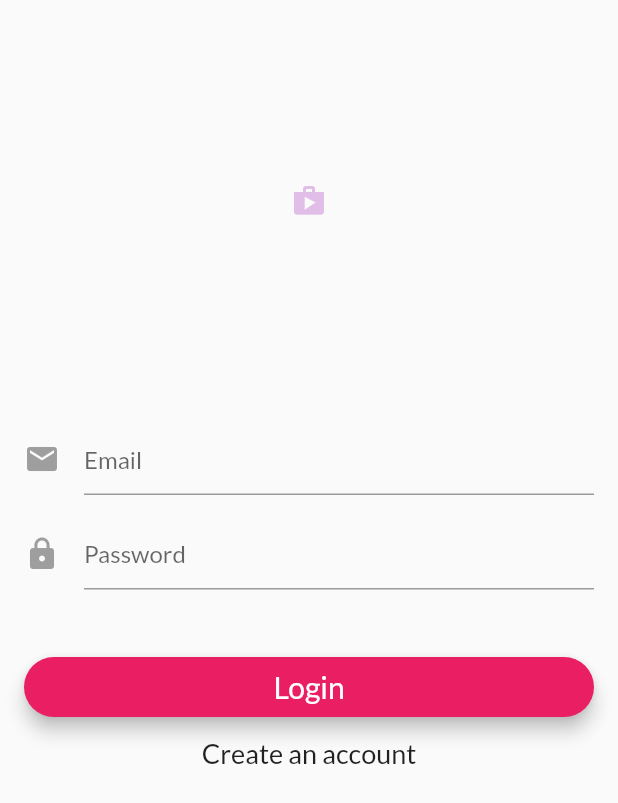
After one commit to htet-paing/my_shop, a Flutter app: the screen it shows after launch, on a phone screen of 412 x 824 dp. The commit adds this screen. Shown: the top 803 px of the screen. Run offline on Flutter 3.47's test engine with Material 2 defaults, Android fonts, the phone set to English and light mode, and no system bars; our stand-ins replace carousel_pro, firebase_auth; accounts and stored records are empty.

Commit message:
added firebase auth

```diff
--- /dev/null
+++ b/lib/auth/authentication.dart
@@ -0,0 +1,59 @@
+
+import 'package:firebase_auth/firebase_auth.dart';
+
+abstract class BaseAuth {
+  Future<String> signIn(String email, String password);
+  Future<String> signUp(String email, String password);
+  Future<FirebaseUser> getCurrentUser();
+  Future<void> sendEmailVerifiaction();
+  Future<void> signOut();
+  Future<bool> isEmailVerified();
+}
+class Auth implements BaseAuth {
+
+  final FirebaseAuth _firebaseAuth = FirebaseAuth.instance;
+
+
+  @override
+  Future<FirebaseUser> getCurrentUser() async{
+    FirebaseUser user = await _firebaseAuth.currentUser();
+    return user;
+  }
+
+  @override
+  Future<bool> isEmailVerified() async{
+    FirebaseUser user = await _firebaseAuth.currentUser();
+    return user.isEmailVerified;
+  }
+
+  @override
+  Future<void> sendEmailVerifiaction() async{
+    FirebaseUser user = await _firebaseAuth.currentUser();
+    user.sendEmailVerification();
+
+  }
+
+  @override
+  Future<String> signIn(String email, String password) async{
+    AuthResult result = await _firebaseAuth.signInWithEmailAndPassword(
+      email: email, password: password
+    );
+    FirebaseUser user = result.user;
+    return user.uid;
+  }
+
+    @override
+    Future<String> signUp(String email, String password) async{
+      AuthResult result = await _firebaseAuth.createUserWithEmailAndPassword(
+        email: email, password: password
+      );
+      FirebaseUser user = result.user;
+      return user.uid;
+  }
+    @override
+    Future<void> signOut() async{
+      return _firebaseAuth.signOut();
+  }
+
+
+}
--- a/lib/main.dart
+++ b/lib/main.dart
@@ -1,4 +1,5 @@
 import 'package:flutter/material.dart';
+import 'package:my_shop/root_page.dart';
 import 'package:my_shop/screens/cart_screen.dart';
 import 'package:my_shop/screens/edit_product_screen.dart';
 import 'package:my_shop/screens/order_screen.dart';
@@ -6,9 +7,9 @@ import 'package:my_shop/screens/user_product_screen.dart';
 import './providers/product_provider.dart';
 import './screens/product_detail_screen.dart';
 import 'package:provider/provider.dart';
-import './screens/product_overview_screen.dart';
 import 'providers/cart.dart';
 import 'providers/orders.dart';
+import 'package:my_shop/auth/authentication.dart';
 
 void main() {
   runApp(MyApp());
@@ -35,6 +36,7 @@ class MyApp extends StatelessWidget {
       ],
       child: MaterialApp(
         title: 'Flutter Demo',
+        debugShowCheckedModeBanner: false,
         theme: ThemeData(
           primarySwatch: Colors.purple,
           accentColor: Colors.deepOrange,
@@ -43,7 +45,7 @@ class MyApp extends StatelessWidget {
         ),
         initialRoute: '/',
         routes: {
-          '/' : (ctx) => ProductsOverviewScreen(),
+          '/' : (ctx) => RootPage(auth: Auth()),
           ProductDetailScreen.routeName : (ctx) => ProductDetailScreen(),
           CartScreen.routeName : (ctx) => CartScreen(),
           OrderScreen.routeName : (ctx) => OrderScreen(),
--- /dev/null
+++ b/lib/root_page.dart
@@ -0,0 +1,91 @@
+import 'package:flutter/material.dart';
+import 'package:my_shop/auth/authentication.dart';
+import 'package:my_shop/screens/login_signup_screen.dart';
+import 'package:my_shop/screens/product_overview_screen.dart';
+
+enum AuthStatus {
+  NOT_DETERMINED,
+  NOT_LOGGED_IN,
+  LOGGED_IN
+}
+
+class RootPage extends StatefulWidget {
+  final BaseAuth auth;
+  RootPage({this.auth});
+
+  @override
+  _RootPageState createState() => _RootPageState();
+}
+
+class _RootPageState extends State<RootPage> {
+
+  AuthStatus authStatus = AuthStatus.NOT_DETERMINED;
+  String _userId= "";
+
+
+  @override
+  void initState() {
+    super.initState();
+    widget.auth.getCurrentUser().then((user) {
+      setState(() {
+        if (user != null) {
+          _userId = user?.uid;
+        }
+        authStatus = user?.uid == null ? AuthStatus.NOT_LOGGED_IN : AuthStatus.LOGGED_IN;
+      });
+    });
+  }
+
+  void loginCallback() {
+    widget.auth.getCurrentUser().then((user) {
+      setState(() {
+        _userId = user?.uid.toString();
+      });
+    });
+    setState(() {
+      authStatus = AuthStatus.LOGGED_IN;
+    });
+  }
+
+  void logoutCallback() {
+    setState(() {
+      authStatus = AuthStatus.NOT_LOGGED_IN;
+    _userId = "";
+    });
+  }
+
+  Widget buildWaitingScreen() {
+    return Scaffold(
+      body: Container(
+        alignment: Alignment.center,
+        child: CircularProgressIndicator(),
+      ),
+    );
+  }
+  @override
+  Widget build(BuildContext context) {
+    switch (authStatus) {
+      case AuthStatus.NOT_DETERMINED:
+        return buildWaitingScreen();
+        break;
+      case AuthStatus.NOT_LOGGED_IN:
+        return LoginSignupScreen(
+          auth: widget.auth,
+          loginCallback: loginCallback,
+        );
+        break;
+      case AuthStatus.LOGGED_IN:
+        if (_userId.length > 0 && _userId != null) {
+          return ProductsOverviewScreen(
+            userId: _userId,
+            auth: widget.auth,
+            logoutCallback: logoutCallback
+          );
+        }else
+          return buildWaitingScreen();
+          break;
+        default:
+          return buildWaitingScreen();
+    }
+  }
+}
--- /dev/null
+++ b/lib/screens/login_signup_screen.dart
@@ -0,0 +1,223 @@
+import 'package:flutter/material.dart';
+import 'package:my_shop/auth/authentication.dart';
+
+class LoginSignupScreen extends StatefulWidget {
+  final BaseAuth auth;
+  final VoidCallback loginCallback;
+
+  LoginSignupScreen({this.auth, this.loginCallback});
+  @override
+  _LoginSignupScreenState createState() => _LoginSignupScreenState();
+}
+
+class _LoginSignupScreenState extends State<LoginSignupScreen> {
+
+  final _formKey = GlobalKey<FormState>();
+  String _email;
+  String _password;
+  String _errorMessage;
+
+  bool _isLoginForm;
+  bool _isLoading;
+
+   bool validateAndSave() {
+    final form = _formKey.currentState;
+    if (form.validate()) {
+      form.save();
+      return true;
+    }
+    return false;
+  }
+
+  void validateAndSubmit() async {
+    setState(() {
+      _errorMessage = "";
+      _isLoading = true;
+    });
+    if (validateAndSave()) {
+      String userId = "";
+      try {
+        if (_isLoginForm) {
+          userId = await widget.auth.signIn(_email, _password);
+          print('Signed in : $userId');
+        } else {
+          userId = await widget.auth.signUp(_email, _password);
+          print('Signed Up : $userId');
+        }
+        setState(() {
+          _isLoading = false;
+        });
+
+        if (userId.length >0 && userId != null && _isLoginForm) {
+          widget.loginCallback();
+        }
+      }catch (e) {
+        print('Error $e');
+        setState(() {
+          _isLoading = false;
+          _errorMessage = e.message;
+          _formKey.currentState.reset();
+        });
+      }
+    }
+  }
+  @override
+  void initState() {
+    super.initState();
+    _errorMessage = "";
+    _isLoading = false;
+    _isLoginForm = true;
+  }
+
+  void resetForm() {
+    _formKey.currentState.reset();
+    _errorMessage = "";
+  }
+  void toggleFormMode() {
+    resetForm();
+    setState(() {
+      _isLoginForm = !_isLoginForm;
+    });
+  }
+
+  Widget _showForm() {
+    return Container(
+      padding: EdgeInsets.all(16),
+      child: Form(
+        key: _formKey,
+        child: ListView(
+          shrinkWrap: true,
+          children: [
+            showLogo(),
+            showEmailInput(),
+            showPasswordInput(),
+            showPrimaryButton(),
+            showSecondaryButton(),
+            showErrorMessage()
+          ],
+        ),
+      ),
+    );
+  }
+
+  Widget _showCircularProgress() {
+    if(_isLoading) {
+      return Center(child: CircularProgressIndicator(),);
+    }
+    return Container(
+      height: 0.0,
+      width: 0.0,
+    );
+  }
+
+  Widget showLogo() {
+    return Hero(
+      tag: 'hero',
+      child: Padding(
+        padding: EdgeInsets.fromLTRB(0.0, 70.0, 0.0, 0.0),
+        child: CircleAvatar(
+          backgroundColor: Colors.transparent,
+          radius: 48.0,
+          child: Icon(Icons.shop),
+        ),
+      ),
+    );
+  }
+
+  Widget showEmailInput() {
+    return Padding(
+      padding: EdgeInsets.fromLTRB(0, 100, 0, 0),
+      child: TextFormField(
+        maxLines: 1,
+        keyboardType: TextInputType.emailAddress,
+        autofocus: false,
+        decoration: InputDecoration(
+          hintText: 'Email',
+          icon: Icon(Icons.mail,
+          color: Colors.grey,)
+        ),
+        validator: (value) => value.isEmpty ? 'Email can\'t be empty' : null,
+        onSaved: (value) => _email = value.trim(),
+      ),
+    );
+  }
+
+  Widget showPasswordInput() {
+    return Padding(
+      padding: EdgeInsets.fromLTRB(0, 15, 0, 0),
+      child: TextFormField(
+        maxLines: 1,
+        obscureText: true,
+        autofocus: false,
+        decoration: InputDecoration(
+          hintText: 'Password',
+          icon: Icon(Icons.lock,
+          color: Colors.grey,)
+        ),
+        validator: (value) => value.isEmpty ? 'Password can\'t be empty' : null,
+        onSaved: (value) => _password = value.trim(),
+      ),
+    );
+  }
+
+  Widget showPrimaryButton() {
+    return Padding(
+      padding: EdgeInsets.fromLTRB(0, 45, 0, 0),
+      child: SizedBox(
+        height: 40,
+        child: RaisedButton(
+          elevation: 5,
+          shape: RoundedRectangleBorder(
+            borderRadius: BorderRadius.circular(30),
+          ),
+          color: Colors.pink,
+          child: Text(_isLoginForm ? 'Login' : 'Create account',
+          style: TextStyle(fontSize: 20,color: Colors.white,),
+        ),
+        onPressed: validateAndSubmit,
+      ),
+    ));
+  }
+
+  Widget showSecondaryButton() {
+    return FlatButton(
+      child: Text(
+        _isLoginForm ? 'Create an account' : 'Have an account? Sign in',
+        style: TextStyle(fontSize: 18,fontWeight: FontWeight.w300),
+      ),
+      onPressed: toggleFormMode,
+    );
+  }
+
+
+  Widget showErrorMessage() {
+    if (_errorMessage.length > 0 && _errorMessage != null) {
+      return Text(
+        _errorMessage,
+        style: TextStyle(
+          fontSize: 13,
+          color: Colors.red,
+          height: 1,
+          fontWeight: FontWeight.w300
+        ),
+      );
+    }else {
+      return Container(
+        height: 0,
+      );
+    }
+  }
+
+
+  @override
+  Widget build(BuildContext context) {
+    return Scaffold(
+      body: Stack(
+        children: [
+          _showForm(),
+          _showCircularProgress(),
+        ],
+      ),
+    );
+  }
+}
--- a/pubspec.yaml
+++ b/pubspec.yaml
@@ -22,6 +22,8 @@ dependencies:
   carousel_pro: ^1.0.0
   provider: ^4.0.4
   http: ^0.12.0+4
+  firebase_auth: ^0.16.0
+  firebase_core: ^0.4.4+3
 
 
   # The following adds the Cupertino Icons font to your application.
```
Also changed, not shown: lib/screens/product_overview_screen.dart (+23 -6 lines), lib/widgets/main_drawer.dart (+9 -1 lines), pubspec.lock, 3 other files.
